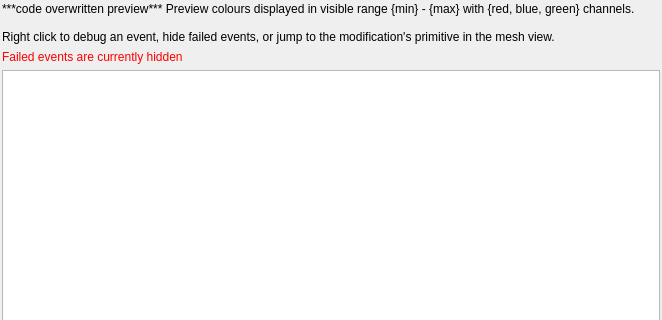
Before: the Qt Designer form qrenderdoc/Windows/PixelHistoryView.ui in baldurk/renderdoc, drawn with Qt 5; both pictures show x 0 to 662 and y 0 to 320 of the 662 by 569 pixel window.
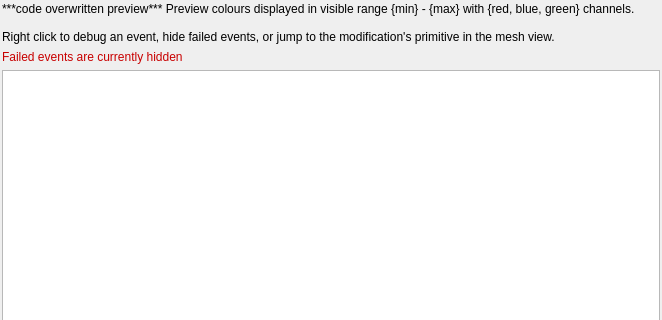
After: the same form once the commit is applied. Custom widgets are drawn as their Qt base class.

Commit message:
Remove most stylesheet use as this messes with a custom style
* Use palettes where a certain colour is needed.
* Still need some solution for table borders in grid layouts

Patch:
```diff
--- a/qrenderdoc/Windows/PixelHistoryView.ui
+++ b/qrenderdoc/Windows/PixelHistoryView.ui
@@ -40,8 +40,42 @@
    </item>
    <item>
     <widget class="QLabel" name="eventsHidden">
-     <property name="styleSheet">
-      <string notr="true">color: #f00;</string>
+     <property name="palette">
+      <palette>
+       <active>
+        <colorrole role="WindowText">
+         <brush brushstyle="SolidPattern">
+          <color alpha="255">
+           <red>200</red>
+           <green>0</green>
+           <blue>0</blue>
+          </color>
+         </brush>
+        </colorrole>
+       </active>
+       <inactive>
+        <colorrole role="WindowText">
+         <brush brushstyle="SolidPattern">
+          <color alpha="255">
+           <red>200</red>
+           <green>0</green>
+           <blue>0</blue>
+          </color>
+         </brush>
+        </colorrole>
+       </inactive>
+       <disabled>
+        <colorrole role="WindowText">
+         <brush brushstyle="SolidPattern">
+          <color alpha="255">
+           <red>106</red>
+           <green>104</green>
+           <blue>100</blue>
+          </color>
+         </brush>
+        </colorrole>
+       </disabled>
+      </palette>
      </property>
      <property name="text">
       <string>Failed events are currently hidden</string>
```
The commit also changes 10 other files.
